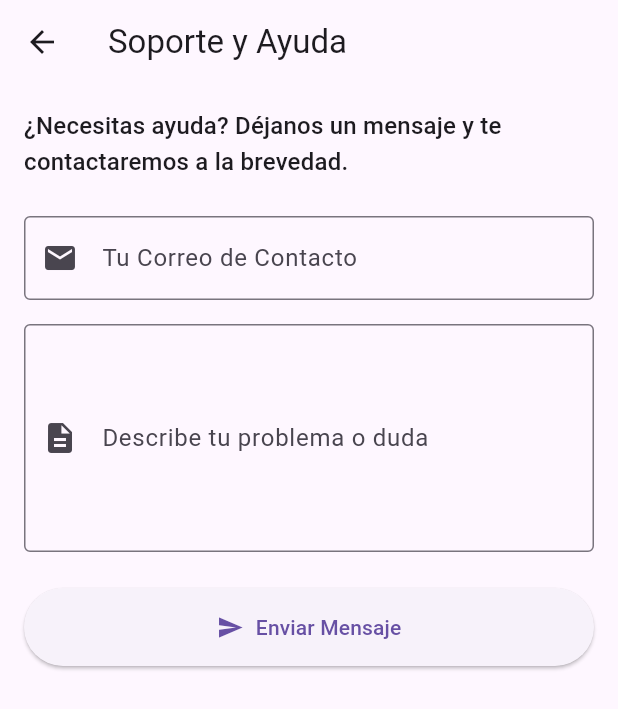
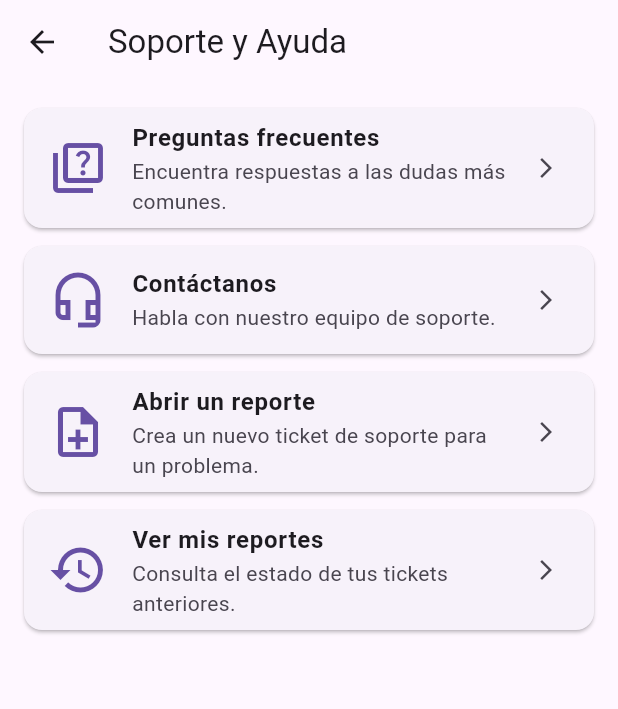
Before and after one commit to TuxedoMasck/fenix, a Flutter app: the InterfazAyuda screen opened directly, on a phone screen of 412 x 824 dp. Shown: the top 709 px of the screen. Run offline on Flutter 3.47's test engine with Material 3 defaults, Android fonts, the phone set to English and light mode, and no system bars; our stand-ins replace file_picker, image_picker, supabase_flutter; accounts and stored records are empty.

Commit message:
añadi funciones a la opcion de soporte y ayuda
añadi interfaces para las opciones de soporte y ayudauwuw

```diff
--- a/lib/Back_interfazAyuda.dart
+++ b/lib/Back_interfazAyuda.dart
@@ -1,24 +1,30 @@
 import 'package:flutter/material.dart';
 
-// --- Modelo de Datos ---
+// datos
 class SupportTicket {
   final String email;
   final String description;
 
   SupportTicket({required this.email, required this.description});
-
-  Map<String, dynamic> toJson() => {
-        'email': email,
-        'description': description,
-      };
 }
 
-// --- Servicio de Backend ---
-class SupportService {
-  Future<bool> sendTicket(SupportTicket ticket) async {
-    // Simula el envío a un backend. Retorna éxito después de 1s.
-    debugPrint('Enviando ticket: ${ticket.toJson()}');
-    await Future.delayed(const Duration(seconds: 1));
+//backend
+class AyudaLogic extends ChangeNotifier {
+  bool _isLoading = false;
+  bool get isLoading => _isLoading;
+
+  Future<bool> sendSupportTicket(SupportTicket ticket) async {
+    _isLoading = true;
+    notifyListeners();
+
+    debugPrint('Enviando ticket para: ${ticket.email}');
+    // Simula el envío a un backend real
+    await Future.delayed(const Duration(seconds: 2));
+
+    _isLoading = false;
+    notifyListeners();
+
+    // Simula una respuesta exitosa
     return true;
   }
 }
--- a/lib/Interfaz_Principal.dart
+++ b/lib/Interfaz_Principal.dart
@@ -59,11 +59,9 @@ class _InterfazPrincipalState extends State<InterfazPrincipal> {
               accountName: Text(usuario.nombre),
               accountEmail: Text(usuario.email),
               currentAccountPicture: CircleAvatar(
-                // Si la URL del avatar no es nula, usa la imagen de la red.
                 backgroundImage: usuario.avatarUrl != null
                     ? NetworkImage(usuario.avatarUrl!)
                     : null,
-                // Si no hay imagen, muestra la inicial.
                 child: usuario.avatarUrl == null
                     ? Text(
                         usuario.inicialAvatar,
@@ -78,8 +76,8 @@ class _InterfazPrincipalState extends State<InterfazPrincipal> {
               onTap: () => logic.navegarAPerfil(context),
             ),
             ListTile(
-              leading: const Icon(Icons.help),
-              title: const Text('Ayuda'),
+              leading: const Icon(Icons.help_outline),
+              title: const Text('Soporte y Ayuda'), // Texto actualizado
               onTap: () => logic.mostrarAyuda(context),
             ),
           ],
--- a/lib/Interfaz_ayuda.dart
+++ b/lib/Interfaz_ayuda.dart
@@ -1,59 +1,110 @@
-import 'package:fenix/Back_interfazAyuda.dart';
+import 'package:fenix/Interfaz_Contactanos.dart';
 import 'package:flutter/material.dart';
 
-class InterfazAyuda extends StatefulWidget {
+class InterfazAyuda extends StatelessWidget {
   const InterfazAyuda({super.key});
 
   @override
-  State<InterfazAyuda> createState() => _InterfazAyudaState();
+  Widget build(BuildContext context) {
+    return Scaffold(
+      appBar: AppBar(
+        title: const Text('Soporte y Ayuda'),
+      ),
+      body: ListView(
+        padding: const EdgeInsets.all(16.0),
+        children: [
+          _buildSupportOption(
+            context: context,
+            icon: Icons.quiz_outlined,
+            title: 'Preguntas frecuentes',
+            subtitle: 'Encuentra respuestas a las dudas más comunes.',
+            onTap: () { /* TODO: Navegar a pantalla de FAQ */ },
+          ),
+          _buildSupportOption(
+            context: context,
+            icon: Icons.headset_mic_outlined,
+            title: 'Contáctanos',
+            subtitle: 'Habla con nuestro equipo de soporte.',
+            onTap: () {
+              // 2. Conectar el botón a la nueva pantalla
+              Navigator.push(context, MaterialPageRoute(builder: (_) => const InterfazContactanos()));
+            },
+          ),
+          _buildSupportOption(
+            context: context,
+            icon: Icons.note_add_outlined,
+            title: 'Abrir un reporte',
+            subtitle: 'Crea un nuevo ticket de soporte para un problema.',
+            onTap: () {
+              Navigator.push(context, MaterialPageRoute(builder: (_) => const InterfazCrearReporte()));
+            },
+          ),
+          _buildSupportOption(
+            context: context,
+            icon: Icons.history_outlined,
+            title: 'Ver mis reportes',
+            subtitle: 'Consulta el estado de tus tickets anteriores.',
+            onTap: () { /* TODO: Navegar a pantalla de historial de reportes */ },
+          ),
+        ],
+      ),
+    );
+  }
+
+  Widget _buildSupportOption({
+    required BuildContext context,
+    required IconData icon,
+    required String title,
+    required String subtitle,
+    required VoidCallback onTap,
+  }) {
+    return Card(
+      margin: const EdgeInsets.only(bottom: 12.0),
+      child: ListTile(
+        leading: Icon(icon, size: 40, color: Theme.of(context).primaryColor),
+        title: Text(title, style: const TextStyle(fontWeight: FontWeight.bold)),
+        subtitle: Text(subtitle),
+        trailing: const Icon(Icons.arrow_forward_ios, size: 16),
+        onTap: onTap,
+      ),
+    );
+  }
 }
 
-class _InterfazAyudaState extends State<InterfazAyuda> {
+
+class InterfazCrearReporte extends StatefulWidget {
+  const InterfazCrearReporte({super.key});
+
+  @override
+  State<InterfazCrearReporte> createState() => _InterfazCrearReporteState();
+}
+
+class _InterfazCrearReporteState extends State<InterfazCrearReporte> {
   final _formKey = GlobalKey<FormState>();
   final _emailController = TextEditingController();
   final _descriptionController = TextEditingController();
-  final _service = SupportService();
   bool _isLoading = false;
 
   Future<void> _submit() async {
     if (!_formKey.currentState!.validate()) return;
 
-    final ticket = SupportTicket(
-      email: _emailController.text.trim(),
-      description: _descriptionController.text.trim(),
-    );
-
     setState(() => _isLoading = true);
-    final success = await _service.sendTicket(ticket);
+    await Future.delayed(const Duration(seconds: 2));
     setState(() => _isLoading = false);
 
-    final snackBar = SnackBar(
-      content: Text(success
-          ? 'Mensaje enviado. Nos pondremos en contacto contigo.'
-          : 'Error al enviar el mensaje.'),
-      backgroundColor: success ? Colors.green : Colors.red,
-    );
-
     if (mounted) {
-      ScaffoldMessenger.of(context).showSnackBar(snackBar);
-      if (success) {
-        Navigator.of(context).pop();
-      }
+      ScaffoldMessenger.of(context).showSnackBar(
+        const SnackBar(content: Text('Reporte enviado con éxito.'), backgroundColor: Colors.green),
+      );
+      Navigator.of(context).pop();
     }
-  }
-
-  @override
-  void dispose() {
-    _emailController.dispose();
-    _descriptionController.dispose();
-    super.dispose();
   }
 
   @override
   Widget build(BuildContext context) {
     return Scaffold(
       appBar: AppBar(
-        title: const Text('Soporte y Ayuda'),
+        title: const Text('Abrir un Reporte'),
       ),
       body: Padding(
         padding: const EdgeInsets.all(16.0),
@@ -62,41 +113,17 @@ class _InterfazAyudaState extends State<InterfazAyuda> {
           child: Column(
             crossAxisAlignment: CrossAxisAlignment.stretch,
             children: [
-              Text(
-                '¿Necesitas ayuda? Déjanos un mensaje y te contactaremos a la brevedad.',
-                style: Theme.of(context).textTheme.titleMedium,
-              ),
-              const SizedBox(height: 24),
               TextFormField(
                 controller: _emailController,
-                decoration: const InputDecoration(
-                  labelText: 'Tu Correo de Contacto',
-                  prefixIcon: Icon(Icons.email),
-                  border: OutlineInputBorder(),
-                ),
-                keyboardType: TextInputType.emailAddress,
-                validator: (value) {
-                  if (value == null || !value.contains('@')) {
-                    return 'Ingresa un correo válido';
-                  }
-                  return null;
-                },
+                decoration: const InputDecoration(labelText: 'Tu Correo de Contacto'),
+                validator: (v) => (v == null || !v.contains('@')) ? 'Correo inválido' : null,
               ),
               const SizedBox(height: 16),
               TextFormField(
                 controller: _descriptionController,
-                decoration: const InputDecoration(
-                  labelText: 'Describe tu problema o duda',
-                  prefixIcon: Icon(Icons.description),
-                  border: OutlineInputBorder(),
-                ),
+                decoration: const InputDecoration(labelText: 'Describe tu problema'),
                 maxLines: 5,
-                validator: (value) {
-                  if (value == null || value.trim().isEmpty) {
-                    return 'Por favor, describe tu problema.';
-                  }
-                  return null;
-                },
+                validator: (v) => (v == null || v.isEmpty) ? 'Campo requerido' : null,
               ),
               const SizedBox(height: 24),
               _isLoading
@@ -104,10 +131,7 @@ class _InterfazAyudaState extends State<InterfazAyuda> {
                   : ElevatedButton.icon(
                       onPressed: _submit,
                       icon: const Icon(Icons.send),
-                      label: const Text('Enviar Mensaje'),
-                      style: ElevatedButton.styleFrom(
-                        padding: const EdgeInsets.symmetric(vertical: 16),
-                      ),
+                      label: const Text('Enviar Reporte'),
                     ),
             ],
           ),
```
Also changed, not shown: lib/Back_interfazContactanos.dart (added, +42 -0 lines), lib/Interfaz_Contactanos.dart (added, +114 -0 lines), 5 other files.
